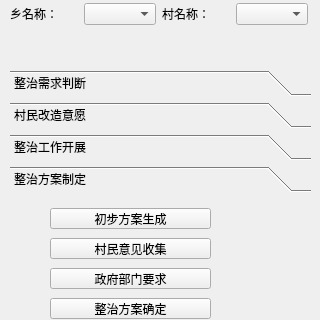
Qt form youxuandockwidget.ui (herow/youxuan) before a commit; both pictures show x 0 to 320 and y 0 to 320 of the 320 by 477 pixel window.
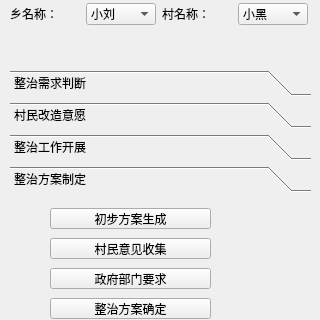
The same form after that commit.

Diff of the .ui file:
```diff
--- a/youxuandockwidget.ui
+++ b/youxuandockwidget.ui
@@ -34,7 +34,13 @@
         </widget>
        </item>
        <item>
-        <widget class="QComboBox" name="comboBox"/>
+        <widget class="QComboBox" name="comboBox">
+         <item>
+          <property name="text">
+           <string>小刘</string>
+          </property>
+         </item>
+        </widget>
        </item>
       </layout>
      </item>
@@ -48,7 +54,13 @@
         </widget>
        </item>
        <item>
-        <widget class="QComboBox" name="comboBox_2"/>
+        <widget class="QComboBox" name="comboBox_2">
+         <item>
+          <property name="text">
+           <string>小黑</string>
+          </property>
+         </item>
+        </widget>
        </item>
       </layout>
      </item>
```
Left out of the diff: 86 changed lines with no effect on the pictures.
